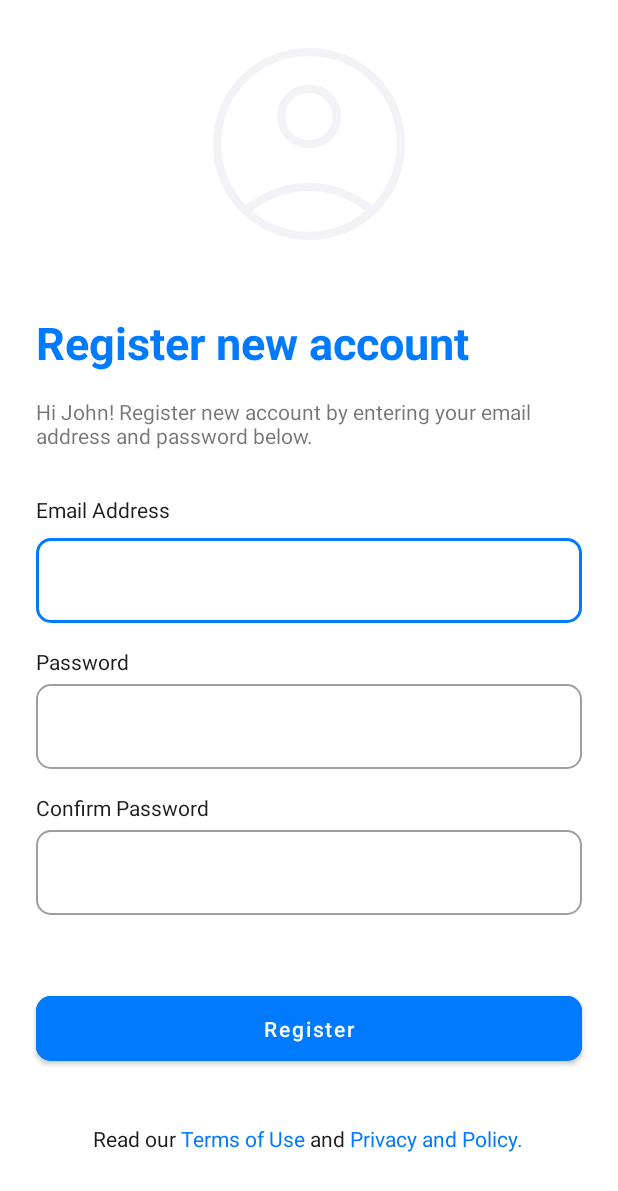
After one commit to ziptechdev/ACP-mobile-android, an Android app: the fragment RegisterNewAccountFragment shown on its own in the app's theme, on a phone screen of 412 x 824 dp. The commit adds this screen. Shown: the top 1191 px of the screen. Run offline under Robolectric (Android 15) with nearby library versions, the phone set to English and light mode, and no system bars.

Commit message:
finish Eligibility Address screen and finish a add new account screen

```diff
--- /dev/null
+++ b/app/src/main/java/com/acpmobile/ui/fragments/Account/RegisterNewAccountFragment.kt
@@ -0,0 +1,21 @@
+package com.acpmobile.ui.fragments.Account
+
+import android.os.Bundle
+import androidx.fragment.app.Fragment
+import android.view.LayoutInflater
+import android.view.View
+import android.view.ViewGroup
+import com.acpmobile.R
+
+
+class RegisterNewAccountFragment : Fragment() {
+
+    override fun onCreateView(
+        inflater: LayoutInflater, container: ViewGroup?,
+        savedInstanceState: Bundle?
+    ): View? {
+        // Inflate the layout for this fragment
+        return inflater.inflate(R.layout.fragment_register_new_account, container, false)
+    }
+
+}
--- a/app/src/main/java/com/acpmobile/ui/fragments/account/EligibilityNameFragment.kt
+++ b/app/src/main/java/com/acpmobile/ui/fragments/account/EligibilityNameFragment.kt
@@ -30,6 +30,9 @@ class EligibilityNameFragment : Fragment() {
         val view = binding.root
         navigation.activity = activity as MainActivity
 
+        binding.btnNext.setOnClickListener{
+            navigation.openCheckEligibilityDate()
+        }
         return view
     }
 
--- a/app/src/main/res/layout/fragment_eligibility_date.xml
+++ b/app/src/main/res/layout/fragment_eligibility_date.xml
@@ -3,10 +3,9 @@
 
     xmlns:android="http://schemas.android.com/apk/res/android"
     xmlns:app="http://schemas.android.com/apk/res-auto"
-    xmlns:tools="http://schemas.android.com/tools"
     android:layout_width="match_parent"
     android:layout_height="match_parent"
-    tools:context=".ui.fragments.Account.EligibilityDateFragment">
+    >
     <include
         android:id="@+id/containerNameDateAddress"
         layout="@layout/container_view_name_date_address"
--- /dev/null
+++ b/app/src/main/res/layout/fragment_register_new_account.xml
@@ -0,0 +1,167 @@
+<?xml version="1.0" encoding="utf-8"?>
+<ScrollView xmlns:android="http://schemas.android.com/apk/res/android"
+    xmlns:app="http://schemas.android.com/apk/res-auto"
+    xmlns:tools="http://schemas.android.com/tools"
+    android:layout_width="match_parent"
+    android:layout_height="match_parent"
+    tools:context=".ui.fragments.Account.RegisterNewAccountFragment">
+<androidx.constraintlayout.widget.ConstraintLayout
+    android:layout_width="match_parent"
+    android:layout_height="match_parent">
+    <ImageView
+        android:id="@+id/ivUserPhoto"
+        android:layout_width="128dp"
+        android:layout_height="128dp"
+        android:layout_marginTop="32dp"
+        android:src="@drawable/img_new_user"
+        app:layout_constraintEnd_toEndOf="parent"
+        app:layout_constraintStart_toStartOf="parent"
+        app:layout_constraintTop_toTopOf="parent" />
+    <TextView
+        android:id="@+id/tvTitle"
+        style="@style/TitleTextBlue"
+        android:layout_width="0dp"
+        android:layout_height="wrap_content"
+        android:layout_marginStart="@dimen/normal_margin"
+        android:layout_marginEnd="@dimen/normal_margin"
+        android:layout_marginTop="@dimen/extra_large_margin"
+        android:text="@string/label_register_new_account"
+        app:layout_constraintEnd_toEndOf="parent"
+        app:layout_constraintStart_toStartOf="parent"
+        app:layout_constraintTop_toBottomOf="@id/ivUserPhoto"  />
+
+    <TextView
+        android:id="@+id/tvSubtitle"
+        android:layout_width="0dp"
+        android:layout_height="wrap_content"
+        android:layout_marginTop="@dimen/medium_margin"
+        android:text="@string/label_register_new_account_by_entering_your"
+        app:layout_constraintEnd_toEndOf="@+id/tvTitle"
+        app:layout_constraintStart_toStartOf="@+id/tvTitle"
+        app:layout_constraintTop_toBottomOf="@+id/tvTitle" />
+    <TextView
+        android:id="@+id/tvEMail"
+        android:layout_width="wrap_content"
+        android:layout_height="wrap_content"
+        android:layout_marginTop="@dimen/x_x_large_text_size"
+        android:text="@string/label_email"
+        android:textColor="@color/black"
+        app:layout_constraintStart_toStartOf="@+id/tvTitle"
+        app:layout_constraintTop_toBottomOf="@+id/tvSubtitle" />
+
+    <com.google.android.material.textfield.TextInputLayout
+        android:id="@+id/etEMail"
+        style="@style/Widget.MaterialComponents.TextInputLayout.OutlinedBox"
+        android:layout_width="0dp"
+        android:layout_height="wrap_content"
+        android:layout_marginTop="@dimen/small_margin"
+        android:orientation="vertical"
+        app:boxCornerRadiusBottomEnd="@dimen/corner_radius"
+        app:boxCornerRadiusBottomStart="@dimen/corner_radius"
+        app:boxCornerRadiusTopEnd="@dimen/corner_radius"
+        app:boxCornerRadiusTopStart="@dimen/corner_radius"
+        app:layout_constraintEnd_toEndOf="@+id/tvSubtitle"
+        app:layout_constraintStart_toStartOf="@+id/tvSubtitle"
+        app:layout_constraintTop_toBottomOf="@+id/tvEMail">
+
+        <com.google.android.material.textfield.TextInputEditText
+            android:layout_width="match_parent"
+            android:layout_height="wrap_content"
+            />
+
+    </com.google.android.material.textfield.TextInputLayout>
+
+    <TextView
+        android:id="@+id/tvPassword"
+        android:layout_width="wrap_content"
+        android:layout_height="wrap_content"
+        android:layout_marginTop="@dimen/medium_margin"
+        android:text="@string/label_password"
+        android:textColor="@color/black"
+        app:layout_constraintStart_toStartOf="@+id/tvTitle"
+        app:layout_constraintTop_toBottomOf="@+id/etEMail" />
+
+    <com.google.android.material.textfield.TextInputLayout
+        android:id="@+id/etPassword"
+        style="@style/Widget.MaterialComponents.TextInputLayout.OutlinedBox"
+        android:layout_width="0dp"
+        android:layout_height="wrap_content"
+        android:orientation="vertical"
+
+        app:boxCornerRadiusBottomEnd="@dimen/corner_radius"
+        app:boxCornerRadiusBottomStart="@dimen/corner_radius"
+        app:boxCornerRadiusTopEnd="@dimen/corner_radius"
+        app:boxCornerRadiusTopStart="@dimen/corner_radius"
+        app:layout_constraintEnd_toEndOf="@+id/tvSubtitle"
+        app:layout_constraintStart_toStartOf="@+id/etEMail"
+        app:layout_constraintTop_toBottomOf="@+id/tvPassword">
+
+        <com.google.android.material.textfield.TextInputEditText
+            android:layout_width="match_parent"
+            android:layout_height="wrap_content" />
+    </com.google.android.material.textfield.TextInputLayout>
+
+    <TextView
+        android:id="@+id/tvConfirmPassword"
+        android:layout_width="wrap_content"
+        android:layout_height="wrap_content"
+        android:layout_marginTop="@dimen/medium_margin"
+        android:text="@string/label_confirm_password"
+        android:textColor="@color/black"
+        app:layout_constraintStart_toStartOf="@+id/tvTitle"
+        app:layout_constraintTop_toBottomOf="@+id/etPassword" />
+
+    <com.google.android.material.textfield.TextInputLayout
+        android:id="@+id/etConfirmPassword"
+        style="@style/Widget.MaterialComponents.TextInputLayout.OutlinedBox"
+        android:layout_width="0dp"
+        android:layout_height="wrap_content"
+        android:orientation="vertical"
+        app:boxCornerRadiusBottomEnd="@dimen/corner_radius"
+        app:boxCornerRadiusBottomStart="@dimen/corner_radius"
+        app:boxCornerRadiusTopEnd="@dimen/corner_radius"
+        app:boxCornerRadiusTopStart="@dimen/corner_radius"
+        app:layout_constraintEnd_toEndOf="@+id/tvSubtitle"
+        app:layout_constraintStart_toStartOf="@+id/etEMail"
+        app:layout_constraintTop_toBottomOf="@+id/tvConfirmPassword">
+
+        <com.google.android.material.textfield.TextInputEditText
+            android:layout_width="match_parent"
+            android:layout_height="wrap_content" />
+    </com.google.android.material.textfield.TextInputLayout>
+
+
+
+    <com.google.android.material.button.MaterialButton
+        android:id="@+id/btnRegister"
+        style="@style/ButtonBlue"
+        android:layout_width="0dp"
+        android:layout_height="wrap_content"
+        android:layout_marginTop="@dimen/extra_large_margin"
+        android:text="@string/btn_register"
+        android:textColor="@color/white"
+        app:layout_constraintBottom_toTopOf="@+id/guideline"
+        app:layout_constraintEnd_toEndOf="@+id/tvSubtitle"
+        app:layout_constraintStart_toStartOf="@+id/tvSubtitle"
+        app:layout_constraintTop_toBottomOf="@+id/etConfirmPassword" />
+
+    <androidx.constraintlayout.widget.Guideline
+        android:id="@+id/guideline"
+        android:layout_width="wrap_content"
+        android:layout_height="wrap_content"
+        android:orientation="horizontal"
+        app:layout_constraintGuide_percent="0.9" />
+
+    <include
+        android:id="@+id/tvTermsAndPrivacyPolicy"
+        layout="@layout/include_terms_and_privacy_policy"
+        android:layout_width="wrap_content"
+        android:layout_height="wrap_content"
+        android:layout_marginBottom="@dimen/x_large_text_size"
+        app:layout_constraintBottom_toBottomOf="parent"
+        app:layout_constraintEnd_toEndOf="parent"
+        app:layout_constraintHorizontal_bias="0.495"
+        app:layout_constraintStart_toStartOf="parent" />
+
+</androidx.constraintlayout.widget.ConstraintLayout>
+    </ScrollView>
--- a/app/src/main/res/values/strings.xml
+++ b/app/src/main/res/values/strings.xml
@@ -55,8 +55,10 @@
     <string name="label_city">City*</string>
     <string name="label_state">State*</string>
     <string name="btn_verify">Verify</string>
-
-
-
+    <string name="label_register_new_account">Register new account</string>
+    <string name="label_register_new_account_by_entering_your">Hi John! Register new account by entering your email address and password below.</string>
+    <string name="label_email"> Email Address</string>
+    <string name="label_password"> Password</string>
+    <string name="label_confirm_password"> Confirm Password</string>
 
 </resources>
```
Also changed, not shown: app/src/main/res/drawable/img_new_user.png (added).
